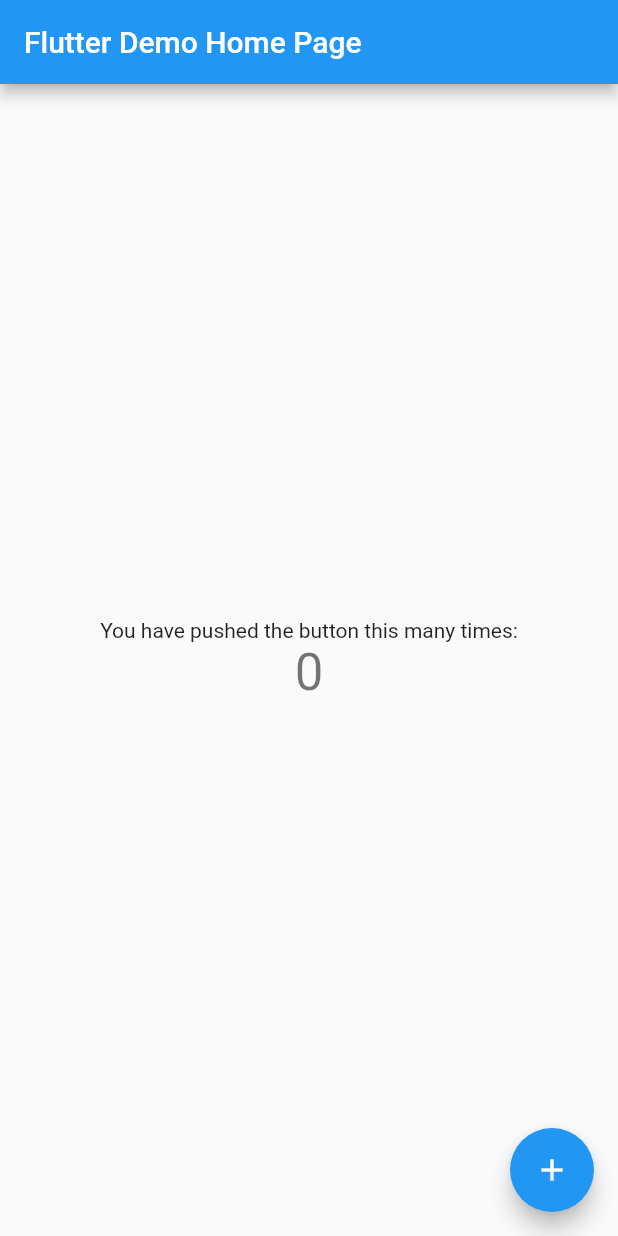
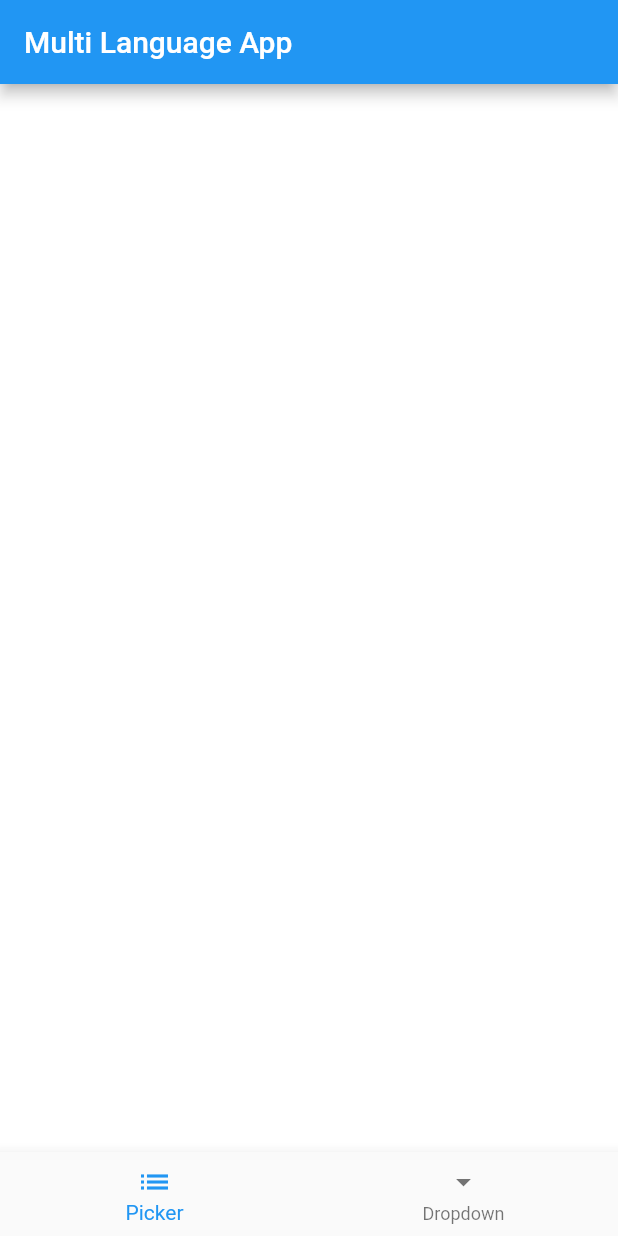
Before and after one commit to CodePassion-dev/flutter-multi-language, a Flutter app: the screen it shows after launch, on a phone screen of 412 x 824 dp. Run offline on Flutter 3.47's test engine with Material 2 defaults, Android fonts, the phone set to English and light mode, and no system bars.

```diff
--- /dev/null
+++ b/flutter_multi_language/lib/home_widget.dart
@@ -0,0 +1,50 @@
+import 'package:flutter/material.dart';
+import 'placeholder_widget.dart';
+
+class Home extends StatefulWidget {
+  @override
+  State<StatefulWidget> createState() {
+    return _HomeState();
+  }
+}
+
+class _HomeState extends State<Home> {
+
+  int _currentIndex = 0;
+
+  final List<Widget> _children = [
+    PlaceholderWidget(Colors.white),
+    PlaceholderWidget(Colors.white)
+  ];
+
+  @override
+  Widget build(BuildContext context) {
+    return Scaffold(
+      appBar: AppBar(
+        title: Text("Multi Language App"),
+      ),
+      body: _children[_currentIndex],
+      bottomNavigationBar: BottomNavigationBar(
+        onTap: onTabTapped,
+        currentIndex: _currentIndex,
+        items: [
+          BottomNavigationBarItem(
+            icon: new Icon(Icons.list),
+            title: new Text("Picker")
+          ),
+          BottomNavigationBarItem(
+            icon: new Icon(Icons.arrow_drop_down),
+            title: new Text("Dropdown")
+          )
+        ],
+      ),
+    );
+  }
+
+  void onTabTapped(int index) {
+    setState(() {
+      _currentIndex = index;
+    });
+  }
+
+}
--- a/flutter_multi_language/lib/main.dart
+++ b/flutter_multi_language/lib/main.dart
@@ -1,111 +1,15 @@
 import 'package:flutter/material.dart';
+import 'home_widget.dart';
 
-void main() => runApp(MyApp());
+void main() => runApp(App());
 
-class MyApp extends StatelessWidget {
-  // This widget is the root of your application.
+class App extends StatelessWidget {
   @override
   Widget build(BuildContext context) {
     return MaterialApp(
-      title: 'Flutter Demo',
-      theme: ThemeData(
-        // This is the theme of your application.
-        //
-        // Try running your application with "flutter run". You'll see the
-        // application has a blue toolbar. Then, without quitting the app, try
-        // changing the primarySwatch below to Colors.green and then invoke
-        // "hot reload" (press "r" in the console where you ran "flutter run",
-        // or simply save your changes to "hot reload" in a Flutter IDE).
-        // Notice that the counter didn't reset back to zero; the application
-        // is not restarted.
-        primarySwatch: Colors.blue,
-      ),
-      home: MyHomePage(title: 'Flutter Demo Home Page'),
+      title: "Multi laguage app",
+      home: Home(),
     );
   }
+
 }
-
-class MyHomePage extends StatefulWidget {
-  MyHomePage({Key key, this.title}) : super(key: key);
-
-  // This widget is the home page of your application. It is stateful, meaning
-  // that it has a State object (defined below) that contains fields that affect
-  // how it looks.
-
-  // This class is the configuration for the state. It holds the values (in this
-  // case the title) provided by the parent (in this case the App widget) and
-  // used by the build method of the State. Fields in a Widget subclass are
-  // always marked "final".
-
-  final String title;
-
-  @override
-  _MyHomePageState createState() => _MyHomePageState();
-}
-
-class _MyHomePageState extends State<MyHomePage> {
-  int _counter = 0;
-
-  void _incrementCounter() {
-    setState(() {
-      // This call to setState tells the Flutter framework that something has
-      // changed in this State, which causes it to rerun the build method below
-      // so that the display can reflect the updated values. If we changed
-      // _counter without calling setState(), then the build method would not be
-      // called again, and so nothing would appear to happen.
-      _counter++;
-    });
-  }
-
-  @override
-  Widget build(BuildContext context) {
-    // This method is rerun every time setState is called, for instance as done
-    // by the _incrementCounter method above.
-    //
-    // The Flutter framework has been optimized to make rerunning build methods
-    // fast, so that you can just rebuild anything that needs updating rather
-    // than having to individually change instances of widgets.
-    return Scaffold(
-      appBar: AppBar(
-        // Here we take the value from the MyHomePage object that was created by
-        // the App.build method, and use it to set our appbar title.
-        title: Text(widget.title),
-      ),
-      body: Center(
-        // Center is a layout widget. It takes a single child and positions it
-        // in the middle of the parent.
-        child: Column(
-          // Column is also a layout widget. It takes a list of children and
-          // arranges them vertically. By default, it sizes itself to fit its
-          // children horizontally, and tries to be as tall as its parent.
-          //
-          // Invoke "debug painting" (press "p" in the console, choose the
-          // "Toggle Debug Paint" action from the Flutter Inspector in Android
-          // Studio, or the "Toggle Debug Paint" command in Visual Studio Code)
-          // to see the wireframe for each widget.
-          //
-          // Column has various properties to control how it sizes itself and
-          // how it positions its children. Here we use mainAxisAlignment to
-          // center the children vertically; the main axis here is the vertical
-          // axis because Columns are vertical (the cross axis would be
-          // horizontal).
-          mainAxisAlignment: MainAxisAlignment.center,
-          children: <Widget>[
-            Text(
-              'You have pushed the button this many times:',
-            ),
-            Text(
-              '$_counter',
-              style: Theme.of(context).textTheme.display1,
-            ),
-          ],
-        ),
-      ),
-      floatingActionButton: FloatingActionButton(
-        onPressed: _incrementCounter,
-        tooltip: 'Increment',
-        child: Icon(Icons.add),
-      ), // This trailing comma makes auto-formatting nicer for build methods.
-    );
-  }
-}
--- /dev/null
+++ b/flutter_multi_language/lib/placeholder_widget.dart
@@ -0,0 +1,17 @@
+import 'package:flutter/material.dart';
+
+class PlaceholderWidget extends StatelessWidget {
+
+  final Color color;
+
+  PlaceholderWidget(this.color);
+
+  @override
+  Widget build(BuildContext context) {
+
+    return Container(
+      color: color,
+    );
+  }
+
+}
```
Also changed, not shown: 1 other file.
